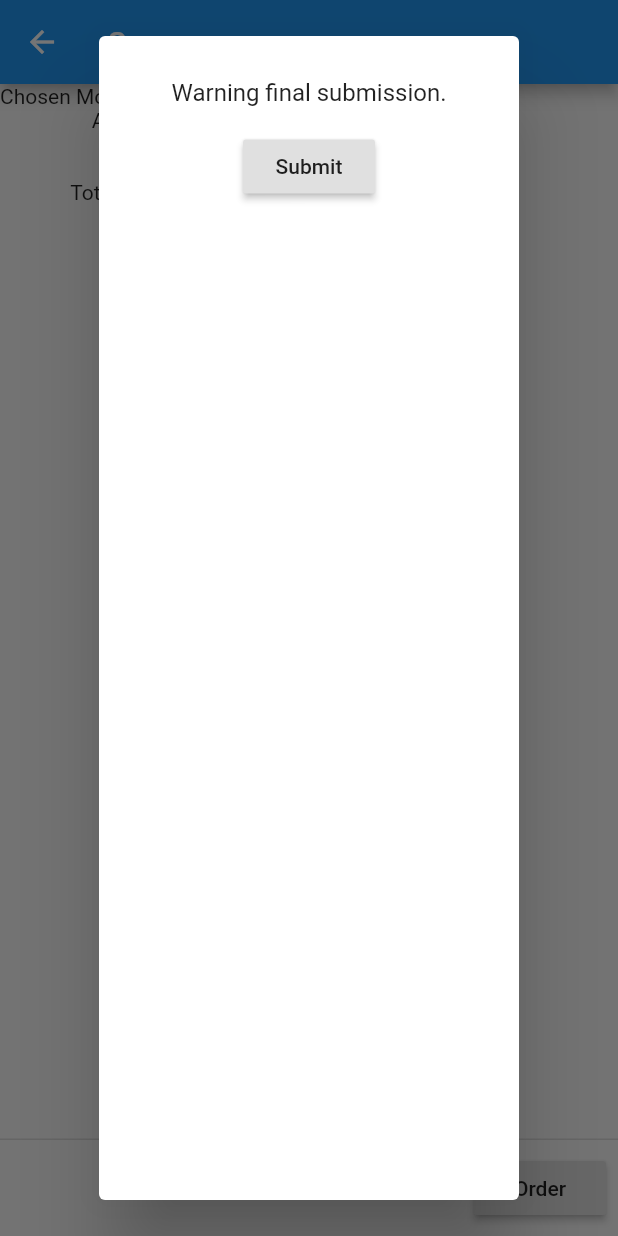
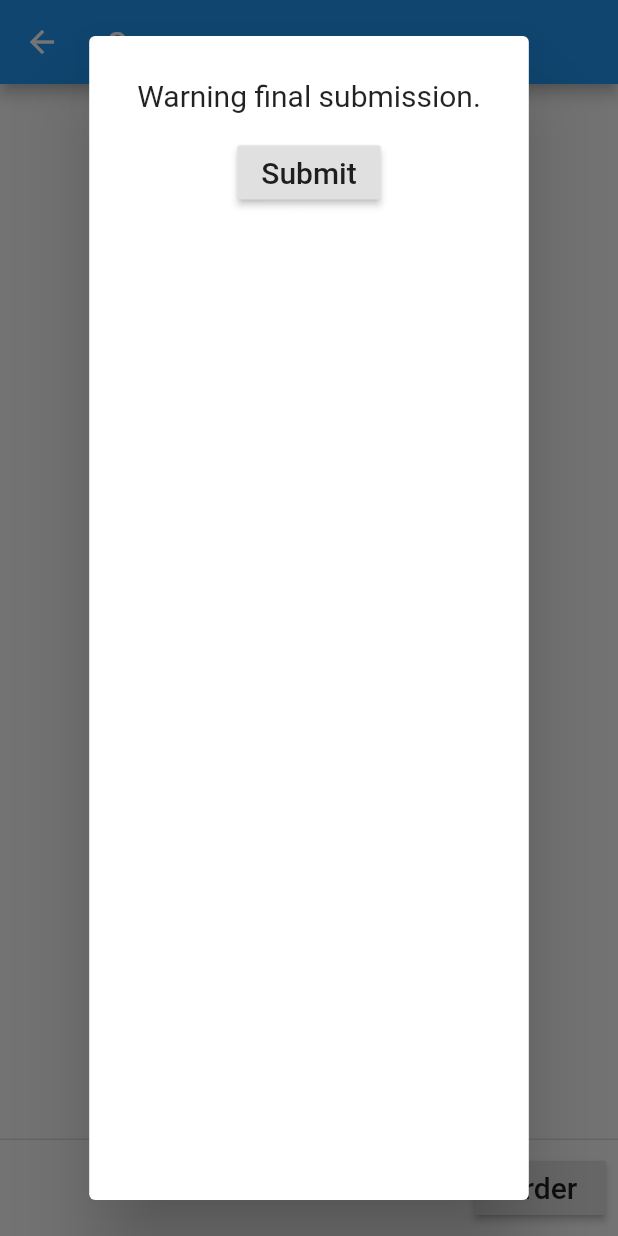
Before and after one commit to drewnorwick/UIPROJECT1, a Flutter app: the Summary screen opened directly with empty values, after a tap on "Order", on a phone screen of 412 x 824 dp. Run offline on Flutter 3.47's test engine with Material 2 defaults, Android fonts, the phone set to English and light mode, and no system bars.

Commit message:
Add files via upload
Updated summary, everything is almost working properly and has been tested.

```diff
--- a/ui_project1/lib/summary.dart
+++ b/ui_project1/lib/summary.dart
@@ -4,47 +4,53 @@ import './confirmation.dart';
 enum model { modelS, model3, modelX, modelY, cybertruck }
 
 class Summary extends StatelessWidget {
-  final model chosenModel;
+  final model chosenModel = model.cybertruck;
   final String address;
   final String area;
   final double total;
   final int amount;
 
-  Summary(this.chosenModel, this.address, this.area, this.total, this.amount);
+  Summary(this.address, this.area, this.total, this.amount);
   @override
   Widget build(BuildContext context) {
     return Scaffold(
       appBar: AppBar(
         title: Text("Summary"),
       ),
-      body: Column(children: <Widget>[
-        Text('Chosen Model: ${chosenModel.toString()}'),
-        Text('Amount: ${amount.toString()}'),
+      body: Center(child:Column(children: <Widget>[
+        Text(
+          '\nChosen Model: ${chosenModel.toString()}\n',
+          style: TextStyle(fontSize: 20),
+        ),
+        Text('Amount: ${amount.toString()}\n\n\n',style: TextStyle(fontSize: 20)),
         Container(
-          child: Text('data'),
+          child: Text('data',style: TextStyle(fontSize: 20)),
         ),
         Container(
-          child: Text('data'),
+          child: Text('data\n',style: TextStyle(fontSize: 20)),
         ),
-        Text('Total Price: ${total.toString()}'),
-      ]),
+        Text('Address: ${address.toString()}',style: TextStyle(fontSize: 20)),
+        Text('Area: ${area.toString()}\n',style: TextStyle(fontSize: 20)),
+        Text('Total Price: ${total.toString()}',style: TextStyle(fontSize: 20)),
+      ]),),
       persistentFooterButtons: <Widget>[
         RaisedButton(
-            child: Text("Order"),
+            child: Text("Order",style: TextStyle(fontSize: 20)),
             onPressed: () {
               showDialog(
                   context: context,
                   builder: (BuildContext context) {
                     return AlertDialog(
-                      content: Column(children: <Widget>[
+                        content: Center(
+                      child: Column(children: <Widget>[
                         Padding(
                           padding: const EdgeInsets.all(8.0),
-                          child: Text('Warning final submission.'),
+                          child: Text('Warning final submission.',style: TextStyle(fontSize: 20)),
                         ),
                         Padding(
                             padding: const EdgeInsets.all(8.0),
                             child: RaisedButton(
-                              child: Text('Submit'),
+                              child: Text('Submit',style: TextStyle(fontSize: 20)),
                               onPressed: () {
                                 Navigator.push(
                                     context,
@@ -53,7 +59,7 @@ class Summary extends StatelessWidget {
                               },
                             )),
                       ]),
-                    );
+                    ));
                   });
             }),
       ],
```
